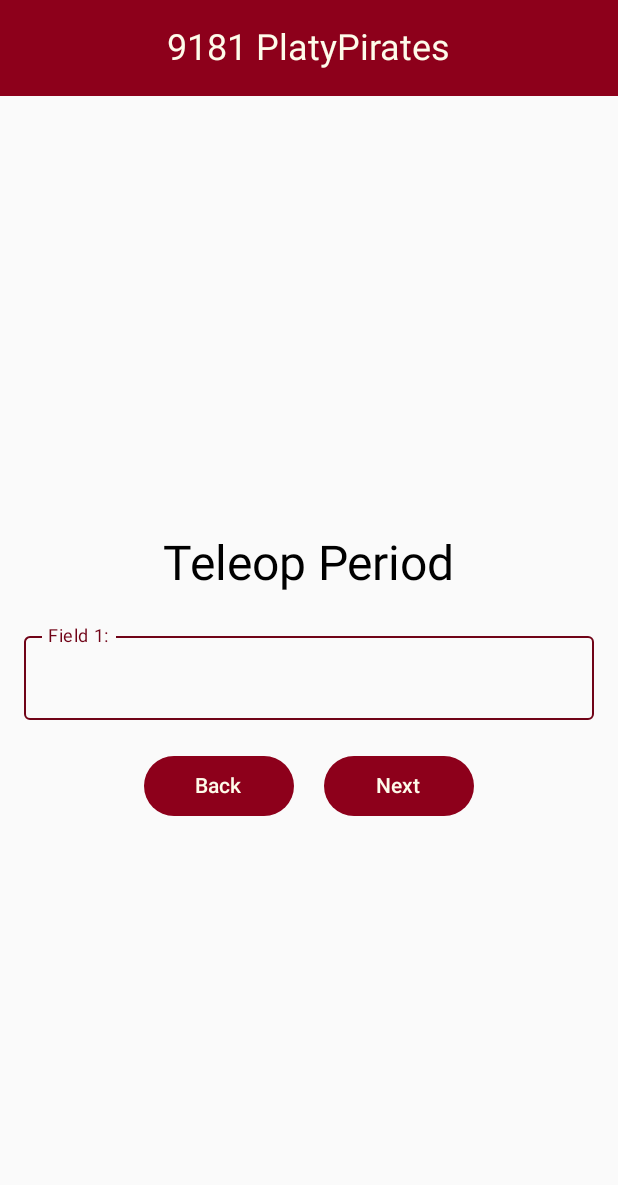
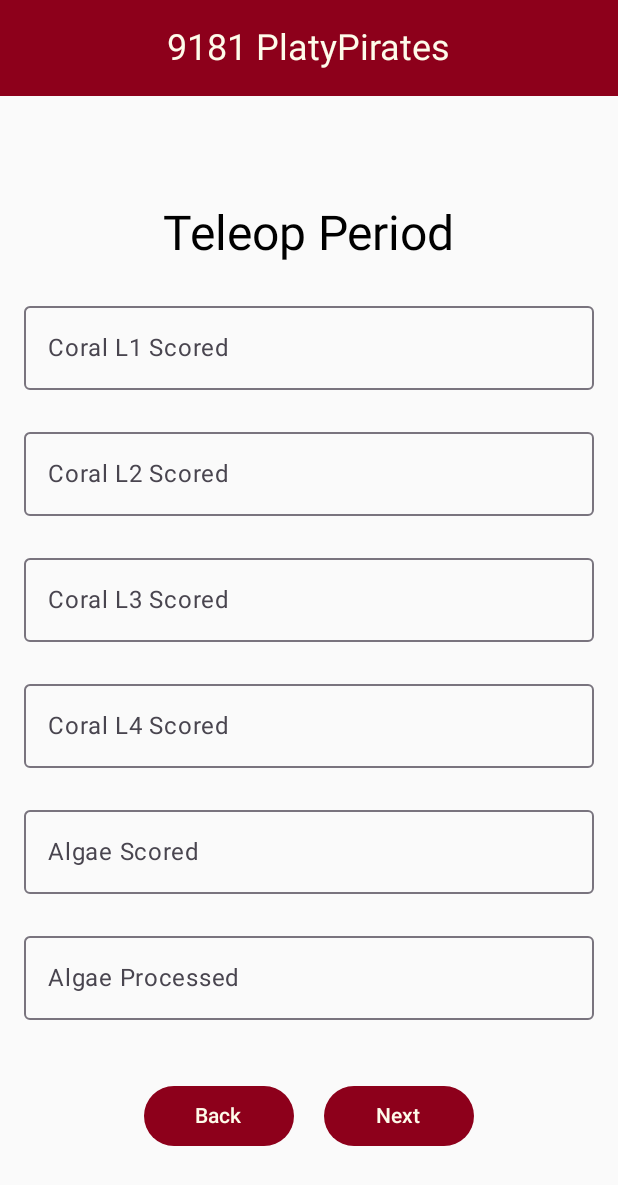
Before and after one commit to danicanhackit/ScoutingApp, an Android app built with Jetpack Compose: the teleop screen opened through its navigation route, on a phone screen of 412 x 824 dp. Shown: the top 1185 px of the screen. Run offline under Robolectric (Android 15) with nearby library versions, the phone set to English and light mode, and no system bars; our stand-ins replace Room's generated code, livedata-compose.

Commit message:
database is making progress!

```diff
--- a/app/build.gradle.kts
+++ b/app/build.gradle.kts
@@ -7,7 +7,7 @@ plugins {
 
 android {
     namespace = "com.example.scout"
-    compileSdk = 34
+    compileSdk = 35
 
     defaultConfig {
         applicationId = "com.example.scout"
@@ -78,5 +78,8 @@ dependencies {
     val room_version = "2.6.1"
     implementation("androidx.room:room-runtime:$room_version")
     ksp("androidx.room:room-compiler:$room_version")
+    implementation("androidx.core:core-ktx:1.15.0")
+    implementation("androidx.room:room-ktx:$room_version")
+
 
 }
--- a/app/src/main/java/com/example/scout/Home.kt
+++ b/app/src/main/java/com/example/scout/Home.kt
@@ -22,6 +22,7 @@ import androidx.compose.ui.unit.dp
 import androidx.navigation.NavHostController
 import androidx.navigation.testing.TestNavHostController
 import com.example.scout.ui.theme.ScoutTheme
+import com.example.scout.viewmodels.TeamViewModel
 
 @OptIn(ExperimentalMaterial3Api::class)
 @Composable
--- a/app/src/main/java/com/example/scout/MainActivity.kt
+++ b/app/src/main/java/com/example/scout/MainActivity.kt
@@ -13,6 +13,9 @@ import androidx.navigation.compose.rememberNavController
 import com.example.scout.database.DatabaseProvider
 import com.example.scout.database.ScoutingRepository
 import com.example.scout.ui.theme.ScoutTheme
+import com.example.scout.viewmodels.ScoutingViewModel
+import com.example.scout.viewmodels.ScoutingViewModelFactory
+import com.example.scout.viewmodels.TeamViewModel
 
 class MainActivity : ComponentActivity() {
     override fun onCreate(savedInstanceState: Bundle?) {
@@ -42,10 +45,11 @@ fun AppNavigation(navController: NavHostController, scoutingViewModel: ScoutingV
             val teamNickname = backStackEntry.arguments?.getString("teamNickname") ?: ""
             StartScreen(scouterName, teamNickname, navController)
         }
+        composable("editDataFields") { EditDataFields(navController)}
         composable("eventSelection") { EventSelection(teamViewModel, navController)}
         composable("home") { Home(teamViewModel, navController)}
         composable("addReport"){ AddReport(navController)}
         composable("autonomous") { Autonomous(scoutingViewModel, navController)}
-        composable("teleop") { Teleop(navController)}
+        composable("teleop") { Teleop(scoutingViewModel, navController)}
     }
 }
--- a/app/src/main/java/com/example/scout/Teleop.kt
+++ b/app/src/main/java/com/example/scout/Teleop.kt
@@ -9,35 +9,35 @@ import androidx.compose.foundation.layout.fillMaxWidth
 import androidx.compose.foundation.layout.height
 import androidx.compose.foundation.layout.padding
 import androidx.compose.foundation.layout.width
+import androidx.compose.foundation.text.KeyboardActions
+import androidx.compose.foundation.text.KeyboardOptions
 import androidx.compose.material3.Button
 import androidx.compose.material3.CenterAlignedTopAppBar
 import androidx.compose.material3.ExperimentalMaterial3Api
 import androidx.compose.material3.MaterialTheme
 import androidx.compose.material3.OutlinedTextField
 import androidx.compose.material3.Text
-import androidx.compose.material3.TextFieldDefaults
 import androidx.compose.runtime.Composable
+import androidx.compose.runtime.LaunchedEffect
 import androidx.compose.runtime.getValue
-import androidx.compose.runtime.mutableStateOf
-import androidx.compose.runtime.remember
-import androidx.compose.runtime.setValue
+import androidx.compose.runtime.livedata.observeAsState
 import androidx.compose.ui.Alignment
 import androidx.compose.ui.Modifier
-import androidx.compose.ui.platform.LocalContext
-import androidx.compose.ui.text.TextStyle
-import androidx.compose.ui.text.input.TextFieldValue
-import androidx.compose.ui.tooling.preview.Preview
+import androidx.compose.ui.platform.LocalSoftwareKeyboardController
+import androidx.compose.ui.text.input.ImeAction
+import androidx.compose.ui.text.input.KeyboardType
 import androidx.compose.ui.unit.dp
 import androidx.navigation.NavHostController
-import androidx.navigation.testing.TestNavHostController
-import com.example.scout.ui.theme.Burgundy
-import com.example.scout.ui.theme.PlatyRed
-import com.example.scout.ui.theme.ScoutTheme
+import com.example.scout.viewmodels.ScoutingViewModel
 
 @OptIn(ExperimentalMaterial3Api::class)
 @Composable
-fun Teleop(navController: NavHostController){
-    var field1 by remember { mutableStateOf(TextFieldValue(" "))}
+fun Teleop(scoutingViewModel: ScoutingViewModel, navController: NavHostController){
+    val fieldsForTeleop by scoutingViewModel.fieldsForTeleop.observeAsState(emptyList())
+    val keyboardController = LocalSoftwareKeyboardController.current
+    LaunchedEffect(Unit) {
+        scoutingViewModel.loadFieldsForTeleop()
+    }
     Column {
         CenterAlignedTopAppBar(
             title = {
@@ -60,18 +60,20 @@ fun Teleop(navController: NavHostController){
             Text(text = "Teleop Period", style = MaterialTheme.typography.headlineLarge)
             Spacer(modifier = Modifier.height(20.dp))
 
-            OutlinedTextField(
-                value = field1,
-                onValueChange = { field1 = it },
-                label = { Text("Field 1:", color = Burgundy)},
-                textStyle = TextStyle(color = Burgundy),
-                colors = TextFieldDefaults.outlinedTextFieldColors(
-                    focusedBorderColor = PlatyRed,
-                    unfocusedBorderColor = Burgundy,
-                    cursorColor = Burgundy
-                ),
-                modifier = Modifier.fillMaxWidth()
-            )
+            fieldsForTeleop.forEach { field ->
+                OutlinedTextField(
+                    value = "",
+                    onValueChange = {}, // Handle value changes
+                    label = { Text(field.fieldName) },
+                    keyboardOptions = KeyboardOptions(keyboardType = KeyboardType.Number, imeAction = ImeAction.Done),
+                    keyboardActions = KeyboardActions(
+                        onDone = { keyboardController?.hide()}
+                    ),
+                    modifier = Modifier.fillMaxWidth()
+                )
+                Spacer(modifier = Modifier.height(20.dp))
+            }
+
             Spacer(modifier = Modifier.height(20.dp))
             Row {
                 Button(
@@ -85,7 +87,6 @@ fun Teleop(navController: NavHostController){
                 Spacer(modifier = Modifier.width(20.dp))
                 Button(
                     onClick = {
-                        // add fields to database
                         navController.navigate("endgame")
                     },
                     modifier = Modifier.width(100.dp)
@@ -97,11 +98,11 @@ fun Teleop(navController: NavHostController){
     }
 }
 
-@Preview(showBackground = true)
+/*@Preview(showBackground = true)
 @Composable
 fun TeleopPreview(){
     ScoutTheme{
         val navController = TestNavHostController(LocalContext.current)
         Teleop(navController)
     }
-}
+}*/
--- a/app/src/main/java/com/example/scout/api/BlueAllianceAPI.kt
+++ b/app/src/main/java/com/example/scout/api/BlueAllianceAPI.kt
@@ -4,20 +4,23 @@ import retrofit2.Call
 import retrofit2.http.GET
 import retrofit2.http.Header
 import retrofit2.http.Path
-import retrofit2.http.Query
 
 interface BlueAllianceAPI {
+
+    // Get request for simple team response matching team/simple API endpoint
     @GET("team/frc{teamNumber}/simple")
     fun getTeam(
+        // Function takes in parameters of teamNumber (user input) and API key
         @Path("teamNumber") teamNumber: String,
         @Header("X-TBA-Auth-Key") apiKey: String
-    ): Call<TeamResponse>  // Use TeamResponse directly, not a list
+    ): Call<TeamResponse>  // Uses TeamResponse directly, not a list
 
+    // Get request for simple event list response matching events/simple API endpoint
     @GET("team/frc{teamNumber}/events/{year}/simple")
     fun getTeamEvents(
+        // Function takes in parameters of teamNumber, year (user input) and API key
         @Path("teamNumber") teamNumber: String,
         @Path("year") year: Int,
-        //@Query("X-TBA-Auth-Key") apiKey: String
         @Header("X-TBA-Auth-Key") apiKey: String
-    ): Call<List<TeamEventResponse>>
+    ): Call<List<TeamEventResponse>> // Returns a list of events
 }
--- a/app/src/main/java/com/example/scout/api/RetrofitInstance.kt
+++ b/app/src/main/java/com/example/scout/api/RetrofitInstance.kt
@@ -4,9 +4,12 @@ import retrofit2.Retrofit
 import retrofit2.converter.gson.GsonConverterFactory
 
 object RetrofitInstance {
+    // Base URL that all functions in BlueAllianceAPI interface add to
+    // in order to create unique endpoints
     private const val BASE_URL = "https://www.thebluealliance.com/api/v3/"
 
     private val retrofit by lazy {
+        // Builds Retrofit instance
         Retrofit.Builder()
             .baseUrl(BASE_URL)
             .addConverterFactory(GsonConverterFactory.create())
@@ -14,6 +17,7 @@ object RetrofitInstance {
     }
 
     val api: BlueAllianceAPI by lazy {
+        // Implements BlueAllianceAPI endpoints
         retrofit.create(BlueAllianceAPI::class.java)
     }
 }
--- a/app/src/main/java/com/example/scout/api/TeamResponse.kt
+++ b/app/src/main/java/com/example/scout/api/TeamResponse.kt
@@ -5,5 +5,4 @@ data class TeamResponse(
     val city: String,
     val state_prov: String,
     val country: String
-    // Add other fields according to the API response
 )
--- a/app/src/main/java/com/example/scout/database/ScoutingInputFieldsDao.kt
+++ b/app/src/main/java/com/example/scout/database/ScoutingInputFieldsDao.kt
@@ -8,12 +8,18 @@ import androidx.room.Query
 
 @Dao
 interface ScoutingInputFieldsDao {
+    // Function to access all rows with a particular section name
     @Query("SELECT * FROM ScoutingInputFields WHERE section = :section")
-    fun getFieldsForSection(section: String): List<ScoutingInputFields>
 
+    // Functions annotated with suspend to ensure they run asynchronously to the main thread
+    // Prevents UI crash
+    suspend fun getFieldsForSection(section: String): List<ScoutingInputFields>
+
+    // Function to add a field to the database
     @Insert(onConflict = OnConflictStrategy.REPLACE)
-    fun insertField(field: ScoutingInputFields)
+    suspend fun insertField(field: ScoutingInputFields)
 
+    // Function to delete a field from the database
     @Delete
-    fun deleteField(field: ScoutingInputFields)
+    suspend fun deleteField(field: ScoutingInputFields)
 }
--- a/app/src/main/java/com/example/scout/database/ScoutingRepository.kt
+++ b/app/src/main/java/com/example/scout/database/ScoutingRepository.kt
@@ -1,6 +1,8 @@
 package com.example.scout.database
 
 import android.util.Log
+import kotlinx.coroutines.Dispatchers
+import kotlinx.coroutines.withContext
 
 class ScoutingRepository(private val scoutingFieldDao: ScoutingInputFieldsDao) {
 
@@ -16,6 +18,7 @@ class ScoutingRepository(private val scoutingFieldDao: ScoutingInputFieldsDao) {
 
     // Preload database with default fields if necessary
     suspend fun preloadDatabase() {
+        //withContext(Dispatchers.IO){
             val sections = listOf("Autonomous", "Teleop", "Endgame")
             sections.forEach { section ->
                 val existingFields = scoutingFieldDao.getFieldsForSection(section)
@@ -26,6 +29,7 @@ class ScoutingRepository(private val scoutingFieldDao: ScoutingInputFieldsDao) {
                     fields.forEach { scoutingFieldDao.insertField(it) }
                 }
             }
+       // }
     }
 
     // Define default fields for each section
--- a/app/src/main/java/com/example/scout/ScoutingViewModelFactory.kt
+++ b/app/src/main/java/com/example/scout/viewmodels/ScoutingViewModelFactory.kt
@@ -1,4 +1,4 @@
-package com.example.scout
+package com.example.scout.viewmodels
 
 import androidx.lifecycle.ViewModel
 import androidx.lifecycle.ViewModelProvider
--- a/app/src/main/java/com/example/scout/TeamViewModel.kt
+++ b/app/src/main/java/com/example/scout/viewmodels/TeamViewModel.kt
@@ -1,4 +1,4 @@
-package com.example.scout
+package com.example.scout.viewmodels
 
 import androidx.lifecycle.ViewModel
 
@@ -6,5 +6,6 @@ class TeamViewModel: ViewModel() {
     // Variables saved to view model pertaining to team information
     var teamNumber: String? = null
     var eventName: String? = null
+    var year: Int? = null
     var teamBeingScouted: String? = null
 }
```
Also changed, not shown: app/src/main/java/com/example/scout/Autonomous.kt (+20 -14 lines), app/src/main/java/com/example/scout/EditDataFields.kt (added, +63 -0 lines), app/src/main/java/com/example/scout/EventSelection.kt (+5 -2 lines), app/src/main/java/com/example/scout/SignIn.kt (+35 -9 lines), app/src/main/java/com/example/scout/database/ScoutingInputFields.kt (+7 -0 lines), app/src/main/java/com/example/scout/viewmodels/ScoutingViewModel.kt (renamed from app/src/main/java/com/example/scout/ScoutingViewModel.kt, +6 -8 lines). Lines whose indentation alone changed are shown as unchanged.
